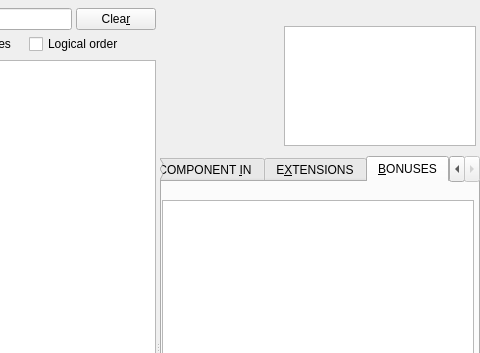
Before: the Qt Designer form src/itemsview.ui in nnemkin/perpetuum-planner, drawn with Qt 5; both pictures show x 104 to 584 and y 0 to 353 of the 584 by 701 pixel window.
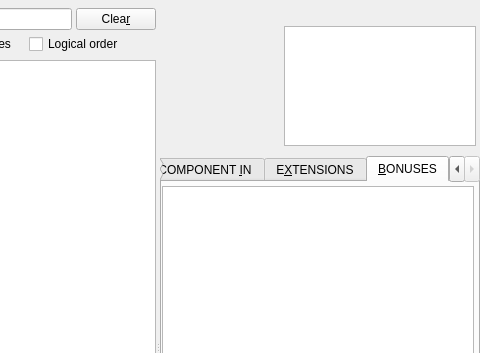
After: the same form once the commit is applied. The open tabs and pages were chosen to show the change. Icons and pictures are not drawn. Custom widgets are drawn as their Qt base class.

Patch:
```diff
--- a/src/itemsview.ui
+++ b/src/itemsview.ui
@@ -649,16 +649,6 @@
                <property name="bottomMargin">
                 <number>4</number>
                </property>
-               <item>
-                <widget class="QLabel" name="labelBonusExtension">
-                 <property name="alignment">
-                  <set>Qt::AlignCenter</set>
-                 </property>
-                 <property name="role" stdset="0">
-                  <string notr="true">header</string>
-                 </property>
-                </widget>
-               </item>
                <item>
                 <widget class="GridTreeView" name="treeBonuses">
                  <property name="contextMenuPolicy">
```
Left out of the diff: 3 changed lines with no effect on the pictures.
